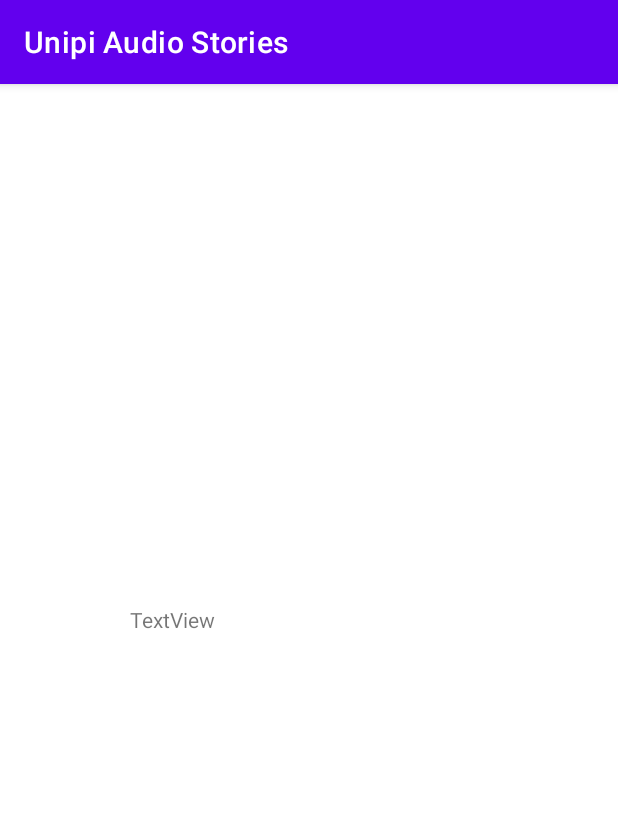
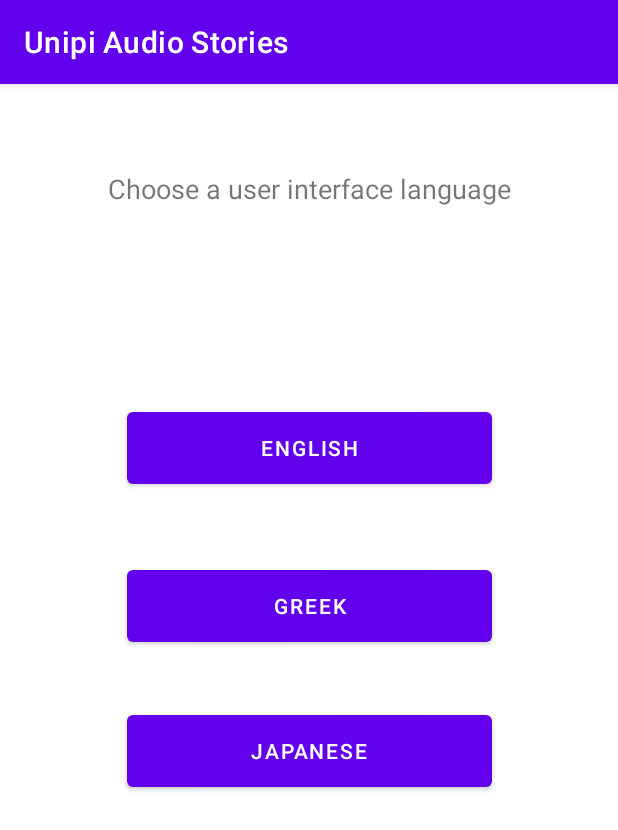
Before and after one commit to dimosthenis-k/Story-Weaver, an Android app: the StoryActivity screen opened directly, with no data from a screen before it, on a phone screen of 412 x 824 dp. Shown: the top 830 px of the screen. Run offline under Robolectric (Android 15) with nearby library versions, the phone set to English and light mode, and no system bars.

Commit message:
fixed settings activity

```diff
--- a/app/src/main/java/unipi/projects/unipiaudiostories/MainActivity.java
+++ b/app/src/main/java/unipi/projects/unipiaudiostories/MainActivity.java
@@ -42,12 +42,12 @@ public class MainActivity extends AppCompatActivity {
 
     // MainActivity button events | creating new activities and passing information
     public void goToStory(View view){
-        Intent intent = new Intent(this,StoryActivity.class);
+        Intent intent = new Intent(this,MainActivity2.class);
         startActivity(intent);
     }
 
     public void goToSettings(View view){
-        Intent intent = new Intent(this,MainActivity2.class);
+        Intent intent = new Intent(this,StoryActivity.class);
         startActivity(intent);
     }
 
--- a/app/src/main/java/unipi/projects/unipiaudiostories/MyTextToSpeech.java
+++ b/app/src/main/java/unipi/projects/unipiaudiostories/MyTextToSpeech.java
@@ -12,7 +12,10 @@ public class MyTextToSpeech {
     private TextToSpeech.OnInitListener initListener = new android.speech.tts.TextToSpeech.OnInitListener() {
         @Override
         public void onInit(int status) {
-            textToSpeech.setLanguage(Locale.ENGLISH);
+
+            textToSpeech.setLanguage(Locale.US);
+            textToSpeech.setSpeechRate(1.0f);
+            textToSpeech.setPitch(1.0f);
         }
     };
 
--- a/app/src/main/res/layout/activity_story.xml
+++ b/app/src/main/res/layout/activity_story.xml
@@ -6,13 +6,49 @@
     android:layout_height="match_parent"
     tools:context=".StoryActivity">
 
-    <TextView
-        android:id="@+id/storyTextView"
-        android:layout_width="239dp"
-        android:layout_height="74dp"
-        android:text="TextView"
+    <Button
+        android:id="@+id/chooseJapaneseLanguageButton"
+        android:layout_width="243dp"
+        android:layout_height="60dp"
+        android:text="@string/choose_japanese_language_button_en"
         app:layout_constraintBottom_toBottomOf="parent"
         app:layout_constraintEnd_toEndOf="parent"
         app:layout_constraintStart_toStartOf="parent"
-        app:layout_constraintTop_toTopOf="parent" />
+        app:layout_constraintTop_toTopOf="parent"
+        app:layout_constraintVertical_bias="0.586" />
+
+    <Button
+        android:id="@+id/chooseGreekLanguageButton"
+        android:layout_width="243dp"
+        android:layout_height="60dp"
+        android:text="@string/choose_greek_language_button_en"
+        app:layout_constraintBottom_toBottomOf="parent"
+        app:layout_constraintEnd_toEndOf="parent"
+        app:layout_constraintStart_toStartOf="parent"
+        app:layout_constraintTop_toTopOf="parent"
+        app:layout_constraintVertical_bias="0.449" />
+
+    <TextView
+        android:id="@+id/chooseLanguageTextView"
+        android:layout_width="283dp"
+        android:layout_height="55dp"
+        android:text="@string/choose_language_textview_eng"
+        android:textAlignment="center"
+        android:textSize="18sp"
+        app:layout_constraintBottom_toBottomOf="parent"
+        app:layout_constraintEnd_toEndOf="parent"
+        app:layout_constraintStart_toStartOf="parent"
+        app:layout_constraintTop_toTopOf="parent"
+        app:layout_constraintVertical_bias="0.08" />
+
+    <Button
+        android:id="@+id/chooseEglishLanguageButton"
+        android:layout_width="243dp"
+        android:layout_height="60dp"
+        android:text="@string/choose_english_language_button_en"
+        app:layout_constraintBottom_toBottomOf="parent"
+        app:layout_constraintEnd_toEndOf="parent"
+        app:layout_constraintStart_toStartOf="parent"
+        app:layout_constraintTop_toTopOf="parent"
+        app:layout_constraintVertical_bias="0.3" />
 </androidx.constraintlayout.widget.ConstraintLayout>
--- a/app/src/main/res/values/strings.xml
+++ b/app/src/main/res/values/strings.xml
@@ -3,17 +3,31 @@
 
     <!-- welcome messages -->
     <string name="welcome_message_gr">Καλώς ήρθατε στα Unipi Audio Stories!</string>
+    <string name="welcome_message_eng">Welcome to Unipi Audio Stories!</string>
+
+    <!-- CHOOSE LANGUAGE TEXTVIEW-->
+    <string name="choose_language_textview_eng">Choose a user interface language</string>
+
+    <!--CHOOSE LANGUAGE BUTTONS-->
+    <!--CHOOSE ENGLISH-->
+    <string name="choose_english_language_button_en">English</string>
+    <!--CHOOSE GREEK-->
+    <string name="choose_greek_language_button_en">Greek</string>
+
+    <!--CHOOSE JAPANESE-->
+    <string name="choose_japanese_language_button_en">Japanese</string>
+
 
     <!-- Story button messages -->
     <string name="story_button_eng">Go to sleep</string>
 
-    <!-- Settings button messages -->
+    <!-- Settings button  -->
     <string name="settings_button_eng">Story settings</string>
 
-    <!-- Stats button messages -->
+    <!-- Stats button  -->
     <string name="stats_button_eng">Statistics</string>
 
-    <!-- Info  button messages -->
+    <!-- Info  button -->
     <string name="info_button_eng">Information</string>
 
     <!-- story names in supported languages -->
```
